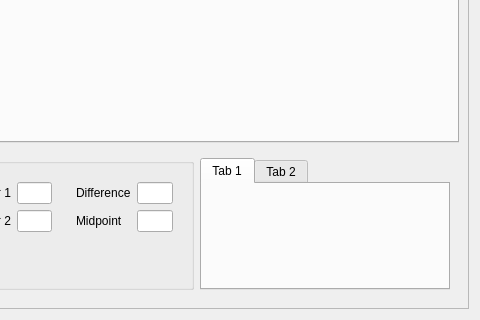
Before: the Qt Designer form mdaviz/resources/mda_file_viz.ui in BCDA-APS/mdaviz, drawn with Qt 5; both pictures show x 86 to 566 and y 390 to 710 of the 566 by 710 pixel window.
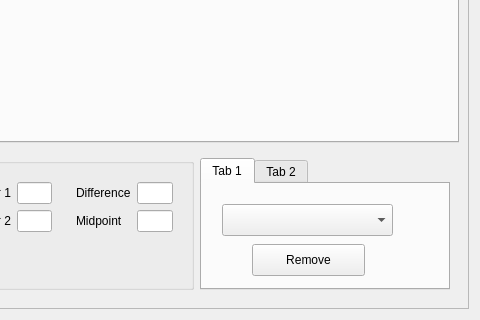
After: the same form once the commit is applied.

Commit message: #37 add remove curve button

```diff
--- a/mdaviz/resources/mda_file_viz.ui
+++ b/mdaviz/resources/mda_file_viz.ui
@@ -187,6 +187,29 @@
              <attribute name="title">
               <string>Tab 1</string>
              </attribute>
+             <widget class="QComboBox" name="curveBox">
+              <property name="geometry">
+               <rect>
+                <x>20</x>
+                <y>20</y>
+                <width>171</width>
+                <height>32</height>
+               </rect>
+              </property>
+             </widget>
+             <widget class="QPushButton" name="curveRemove">
+              <property name="geometry">
+               <rect>
+                <x>50</x>
+                <y>60</y>
+                <width>113</width>
+                <height>32</height>
+               </rect>
+              </property>
+              <property name="text">
+               <string>Remove</string>
+              </property>
+             </widget>
             </widget>
             <widget class="QWidget" name="tab_2">
              <attribute name="title">
```
Left out of the diff: 4 changed lines with no effect on the pictures.
